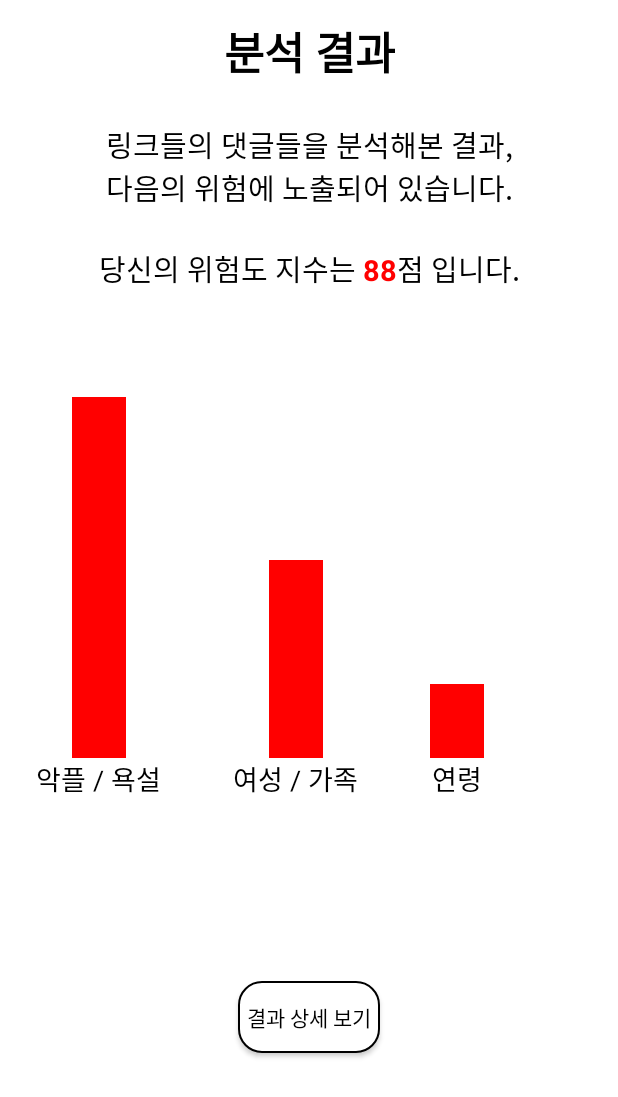
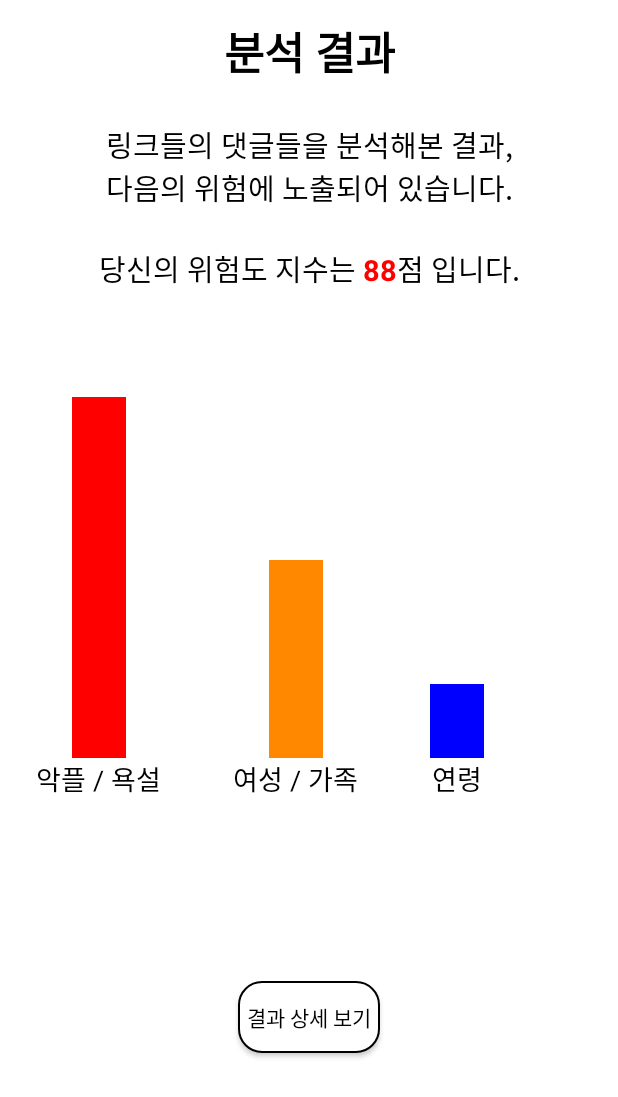
Before and after one commit to kimyunseok/ggp-project-android, an Android app: the AnalysisFragment screen opened through its navigation route, on a phone screen of 412 x 824 dp. Shown: the top 1097 px of the screen. Run offline under Robolectric (Android 15) with nearby library versions, the phone set to English and light mode, and no system bars; our stand-ins replace Dagger/Hilt's generated code, data binding.

Commit message:
feat. 타입에 따라 색상 다르게 하는 유틸 메서드 추가

```diff
--- a/app/src/main/java/com/khs/ggp/presentation/view/analysis/DangerousTypeAdapter.kt
+++ b/app/src/main/java/com/khs/ggp/presentation/view/analysis/DangerousTypeAdapter.kt
@@ -7,6 +7,7 @@ import androidx.constraintlayout.widget.ConstraintLayout
 import androidx.recyclerview.widget.RecyclerView
 import com.khs.ggp.databinding.ItemDangerousTypeHolderBinding
 import com.khs.ggp.domain.model.AnalysisType
+import com.khs.ggp.presentation.view.analysis.utils.convertTypeToColor
 
 class DangerousTypeAdapter(private val typeList: List<AnalysisType>): RecyclerView.Adapter<DangerousTypeAdapter.DangerousTypeHolder>() {
 
@@ -28,9 +29,14 @@ class DangerousTypeAdapter(private val typeList: List<AnalysisType>): RecyclerVi
         fun bind(item: AnalysisType) {
             binding.item = item
 
-            (binding.dangerousTypeView.layoutParams as ConstraintLayout.LayoutParams).apply {
-                matchConstraintPercentHeight = item.score
+            binding.dangerousTypeView.apply {
+                (layoutParams as ConstraintLayout.LayoutParams).apply {
+                    matchConstraintPercentHeight = item.score
+                }
+
+                setBackgroundColor(item.type.convertTypeToColor())
             }
+
         }
 
     }
--- a/app/src/main/java/com/khs/ggp/presentation/view/analysis/utils/DangerousTypeUtils.kt
+++ b/app/src/main/java/com/khs/ggp/presentation/view/analysis/utils/DangerousTypeUtils.kt
@@ -1 +1,12 @@
 package com.khs.ggp.presentation.view.analysis.utils
+
+import android.graphics.Color
+
+fun Int.convertTypeToColor(): Int {
+    return when(this) {
+        1 -> Color.parseColor("#FF0000")
+        2 -> Color.parseColor("#FF8800")
+        3 -> Color.parseColor("#0000FF")
+        else -> Color.BLACK
+    }
+}
```
